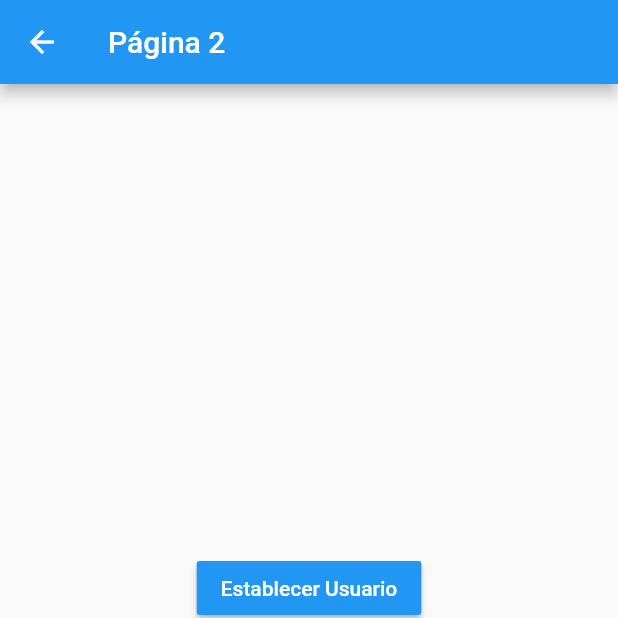
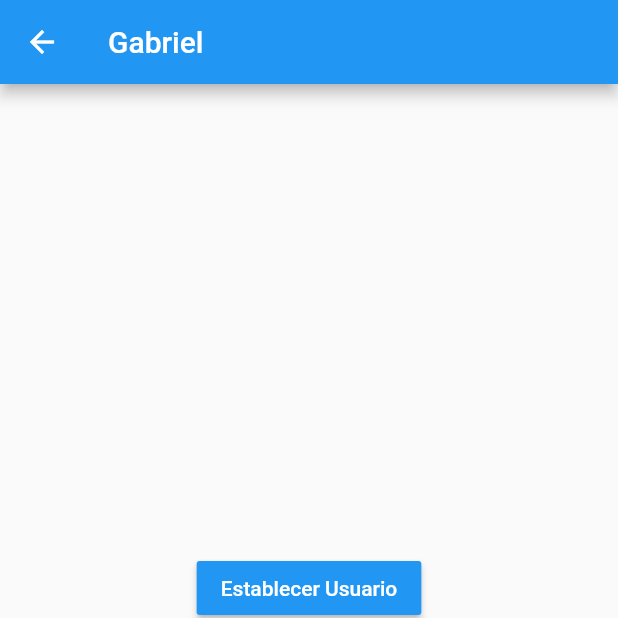
Before and after one commit to gvidal95/flutter-estados, a Flutter app: the Pagina2Page screen opened by its route, after a tap on "Establecer Usuario", on a phone screen of 412 x 824 dp, the top half of it. Run offline on Flutter 3.47's test engine with Material 2 defaults, Android fonts, the phone set to English and light mode, and no system bars; accounts and stored records are empty.

Commit message:
singleton implemented

```diff
--- a/lib/models/usuario.dart
+++ b/lib/models/usuario.dart
@@ -1,11 +1,11 @@
 class Usuario{
   String nombre;
-  int edad;
-  List<String> profesiones;
+  int? edad;
+  List<String>? profesiones;
 
   Usuario({
     required this.nombre,
-    required this.edad,
-    required this.profesiones
+    this.edad,
+    this.profesiones
   });
 }
--- a/lib/pages/pagina1_page.dart
+++ b/lib/pages/pagina1_page.dart
@@ -1,4 +1,6 @@
+import 'package:estados/models/usuario.dart';
 import 'package:flutter/material.dart';
+import 'package:estados/services/usuario_service.dart';
 
 
 class Pagina1Page extends StatelessWidget {
@@ -11,9 +13,16 @@ class Pagina1Page extends StatelessWidget {
       appBar: AppBar(
         title: Text('Pagina 1'),
       ),
-      body: InformacionUsuario(),
+      body: StreamBuilder(
+        stream: usuarioService.usuarioStream,
+        builder: (BuildContext context, AsyncSnapshot<Usuario> snapshot) {
+          return snapshot.hasData
+            ? InformacionUsuario(usuario: snapshot.data,)
+            : const Center( child: Text('No hay informacion del usuario'),);
+        },
+      ),
       floatingActionButton: FloatingActionButton(
-        child: Icon(Icons.accessibility_new),
+        child: const Icon(Icons.accessibility_new),
         onPressed: () => Navigator.pushNamed(context, 'pagina2'),
       )
    );
@@ -21,8 +30,11 @@ class Pagina1Page extends StatelessWidget {
 }
 
 class InformacionUsuario extends StatelessWidget {
+
+  final Usuario? usuario;
+
   const InformacionUsuario({
-    Key? key,
+    Key? key, this.usuario,
   }) : super(key: key);
 
   @override
@@ -33,11 +45,11 @@ class InformacionUsuario extends StatelessWidget {
       padding: EdgeInsets.all(20.0),
       child: Column(
         crossAxisAlignment: CrossAxisAlignment.start,
-        children: const [
-            Text('General', style: TextStyle(fontSize: 18, fontWeight: FontWeight.bold)),
-            Divider(),
-            ListTile( title: Text('Nombre: ',)),
-            ListTile( title: Text('Edad: ',)),
+        children:  [
+            const Text('General', style: TextStyle(fontSize: 18, fontWeight: FontWeight.bold)),
+            const Divider(),
+            ListTile( title: Text('Nombre: ${usuario?.nombre}',)),
+            ListTile( title: Text('Edad: ${usuario?.edad}',)),
 
             Text('Profesiones', style: TextStyle(fontSize: 18, fontWeight: FontWeight.bold)),
             Divider(),
--- a/lib/pages/pagina2_page.dart
+++ b/lib/pages/pagina2_page.dart
@@ -1,3 +1,5 @@
+import 'package:estados/models/usuario.dart';
+import 'package:estados/services/usuario_service.dart';
 import 'package:flutter/material.dart';
 
 
@@ -7,7 +9,16 @@ class Pagina2Page extends StatelessWidget {
   Widget build(BuildContext context) {
     return Scaffold(
       appBar: AppBar(
-        title: const Text('Página 2'),
+        title: StreamBuilder(
+          stream: usuarioService.usuarioStream,
+          builder: (BuildContext context, AsyncSnapshot<Usuario> snapshot) {
+            return snapshot.hasData
+              ? Text(snapshot.data!.nombre)
+              : usuarioService.existeUsuario
+                ? Text(usuarioService.usuario!.nombre)
+                : const Text('Página 2');
+          },
+        ),
       ),
       body: Center(
         child: Center(
@@ -18,14 +29,15 @@ class Pagina2Page extends StatelessWidget {
                 child: const Text('Establecer Usuario', style: TextStyle(color: Colors.white),),
                 color: Colors.blue,
                 onPressed: (){
-
+                  final nuevoUsuario = Usuario(nombre: 'Gabriel', edad: 22);
+                  usuarioService.cargarUsuario(nuevoUsuario);
                 }
               ),
               MaterialButton(
                 child: const Text('Cambiar Edad', style: TextStyle(color: Colors.white),),
                 color: Colors.blue,
                 onPressed: (){
-
+                  usuarioService.cambiarEdad(25);
                 }
               ),
               MaterialButton(
--- /dev/null
+++ b/lib/services/usuario_service.dart
@@ -0,0 +1,34 @@
+import 'dart:async';
+
+import 'package:estados/models/usuario.dart';
+
+class _UsuarioService{
+
+  Usuario? _usuario;
+
+  final StreamController<Usuario> _usuarioStreamController = StreamController<Usuario>.broadcast();
+
+  Usuario? get usuario => _usuario;
+  bool get existeUsuario => (_usuario != null) ? true : false;
+
+  Stream<Usuario> get usuarioStream => _usuarioStreamController.stream;
+
+  void cargarUsuario(Usuario user){
+    _usuario = user;
+    _usuarioStreamController.add(user);
+  }
+
+  void cambiarEdad( int edad ){
+    if(_usuario != null){
+      _usuario!.edad = edad;
+      _usuarioStreamController.add(_usuario!);
+    }
+  }
+
+
+  dispose(){
+    _usuarioStreamController.close();
+  }
+}
+
+final usuarioService = _UsuarioService();
```
